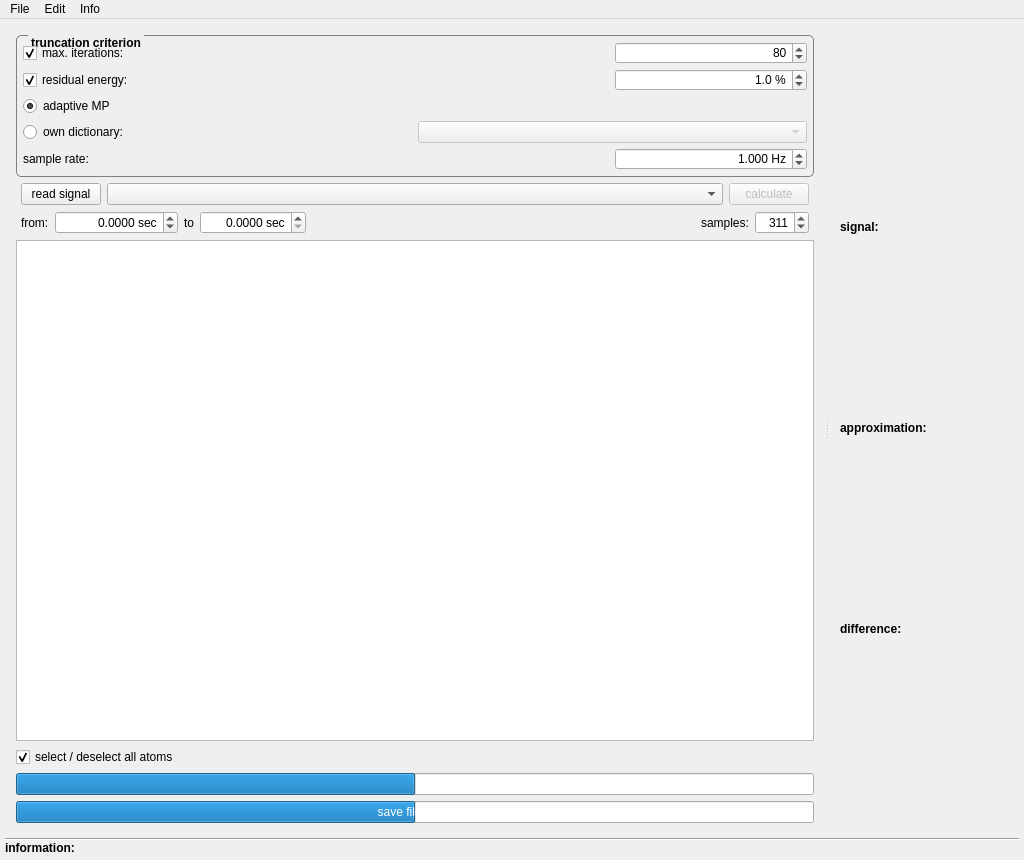
Qt form applications/mne_matching_pursuit/mainwindow.ui (mne-tools/mne-cpp) before a commit.
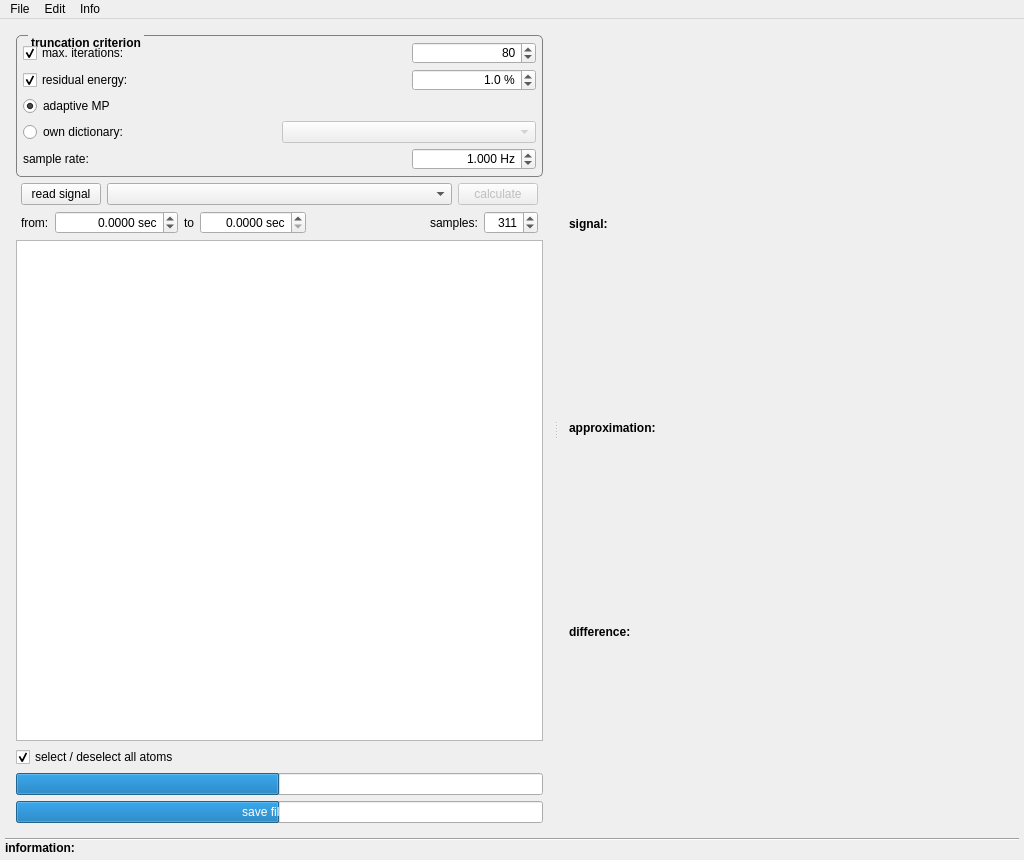
The same form after that commit. Icons and pictures are not drawn.

Diff of the .ui file:
```diff
--- a/applications/mne_matching_pursuit/mainwindow.ui
+++ b/applications/mne_matching_pursuit/mainwindow.ui
@@ -570,11 +570,8 @@
        </layout>
       </widget>
       <widget class="QWidget" name="layoutWidget">
-       <layout class="QVBoxLayout" name="l_Input">
-        <property name="spacing">
-         <number>0</number>
-        </property>
-        <item>
+       <layout class="QGridLayout" name="gridLayout">
+        <item row="0" column="0">
          <widget class="QLabel" name="lb_InputSignal">
           <property name="sizePolicy">
            <sizepolicy hsizetype="Expanding" vsizetype="Fixed">
@@ -602,41 +599,7 @@
           </property>
          </widget>
         </item>
-        <item>
-         <layout class="QVBoxLayout" name="l_Graph"/>
-        </item>
-        <item>
-         <widget class="QLabel" name="lb_AtomsSum">
-          <property name="sizePolicy">
-           <sizepolicy hsizetype="Preferred" vsizetype="Fixed">
-            <horstretch>0</horstretch>
-            <verstretch>0</verstretch>
-           </sizepolicy>
-          </property>
-          <property name="minimumSize">
-           <size>
-            <width>0</width>
-            <height>18</height>
-           </size>
-          </property>
-          <property name="font">
-           <font>
-            <weight>75</weight>
-            <bold>true</bold>
-           </font>
-          </property>
-          <property name="toolTip">
-           <string>&lt;html&gt;&lt;head/&gt;&lt;body&gt;&lt;p&gt;&lt;span style=&quot; font-weight:600;&quot;&gt;approximation&lt;/span&gt;&lt;/p&gt;&lt;p&gt;composition of all selected atoms &lt;/p&gt;&lt;/body&gt;&lt;/html&gt;</string>
-          </property>
-          <property name="text">
-           <string>approximation:</string>
-          </property>
-         </widget>
-        </item>
-        <item>
-         <layout class="QVBoxLayout" name="l_atoms"/>
-        </item>
-        <item>
+        <item row="4" column="0">
          <widget class="QLabel" name="lb_Res">
           <property name="sizePolicy">
            <sizepolicy hsizetype="Preferred" vsizetype="Fixed">
@@ -664,16 +627,200 @@
           </property>
          </widget>
         </item>
-        <item>
-         <layout class="QVBoxLayout" name="l_res"/>
+        <item row="2" column="0">
+         <widget class="QLabel" name="lb_AtomsSum">
+          <property name="sizePolicy">
+           <sizepolicy hsizetype="Preferred" vsizetype="Fixed">
+            <horstretch>0</horstretch>
+            <verstretch>0</verstretch>
+           </sizepolicy>
+          </property>
+          <property name="minimumSize">
+           <size>
+            <width>0</width>
+            <height>18</height>
+           </size>
+          </property>
+          <property name="font">
+           <font>
+            <weight>75</weight>
+            <bold>true</bold>
+           </font>
+          </property>
+          <property name="toolTip">
+           <string>&lt;html&gt;&lt;head/&gt;&lt;body&gt;&lt;p&gt;&lt;span style=&quot; font-weight:600;&quot;&gt;approximation&lt;/span&gt;&lt;/p&gt;&lt;p&gt;composition of all selected atoms &lt;/p&gt;&lt;/body&gt;&lt;/html&gt;</string>
+          </property>
+          <property name="text">
+           <string>approximation:</string>
+          </property>
+         </widget>
         </item>
-        <item>
+        <item row="4" column="2">
+         <widget class="QLabel" name="lb_residual_energy">
+          <property name="sizePolicy">
+           <sizepolicy hsizetype="Preferred" vsizetype="Preferred">
+            <horstretch>0</horstretch>
+            <verstretch>0</verstretch>
+           </sizepolicy>
+          </property>
+          <property name="minimumSize">
+           <size>
+            <width>45</width>
+            <height>0</height>
+           </size>
+          </property>
+          <property name="maximumSize">
+           <size>
+            <width>45</width>
+            <height>16777215</height>
+           </size>
+          </property>
+          <property name="text">
+           <string/>
+          </property>
+          <property name="alignment">
+           <set>Qt::AlignRight|Qt::AlignTrailing|Qt::AlignVCenter</set>
+          </property>
+         </widget>
+        </item>
+        <item row="0" column="2">
+         <widget class="QLabel" name="lb_signal_energy">
+          <property name="sizePolicy">
+           <sizepolicy hsizetype="Preferred" vsizetype="Preferred">
+            <horstretch>0</horstretch>
+            <verstretch>0</verstretch>
+           </sizepolicy>
+          </property>
+          <property name="minimumSize">
+           <size>
+            <width>45</width>
+            <height>0</height>
+           </size>
+          </property>
+          <property name="maximumSize">
+           <size>
+            <width>45</width>
+            <height>16777215</height>
+           </size>
+          </property>
+          <property name="text">
+           <string/>
+          </property>
+          <property name="alignment">
+           <set>Qt::AlignRight|Qt::AlignTrailing|Qt::AlignVCenter</set>
+          </property>
+         </widget>
+        </item>
+        <item row="2" column="2">
+         <widget class="QLabel" name="lb_approx_energy">
+          <property name="sizePolicy">
+           <sizepolicy hsizetype="Preferred" vsizetype="Preferred">
+            <horstretch>0</horstretch>
+            <verstretch>0</verstretch>
+           </sizepolicy>
+          </property>
+          <property name="minimumSize">
+           <size>
+            <width>45</width>
+            <height>0</height>
+           </size>
+          </property>
+          <property name="maximumSize">
+           <size>
+            <width>45</width>
+            <height>16777215</height>
+           </size>
+          </property>
+          <property name="text">
+           <string/>
+          </property>
+          <property name="alignment">
+           <set>Qt::AlignRight|Qt::AlignTrailing|Qt::AlignVCenter</set>
+          </property>
+         </widget>
+        </item>
+        <item row="2" column="1">
+         <widget class="QLabel" name="lb_approx_energy_text">
+          <property name="minimumSize">
+           <size>
+            <width>230</width>
+            <height>0</height>
+           </size>
+          </property>
+          <property name="maximumSize">
+           <size>
+            <width>230</width>
+            <height>16777215</height>
+           </size>
+          </property>
+          <property name="text">
+           <string/>
+          </property>
+          <property name="alignment">
+           <set>Qt::AlignRight|Qt::AlignTrailing|Qt::AlignVCenter</set>
+          </property>
+         </widget>
+        </item>
+        <item row="6" column="0" colspan="3">
          <layout class="QVBoxLayout" name="l_XAxis">
           <property name="bottomMargin">
            <number>0</number>
           </property>
          </layout>
         </item>
+        <item row="3" column="0" colspan="3">
+         <layout class="QVBoxLayout" name="l_atoms"/>
+        </item>
+        <item row="5" column="0" colspan="3">
+         <layout class="QVBoxLayout" name="l_res"/>
+        </item>
+        <item row="0" column="1">
+         <widget class="QLabel" name="lb_signal_energy_text">
+          <property name="minimumSize">
+           <size>
+            <width>230</width>
+            <height>0</height>
+           </size>
+          </property>
+          <property name="maximumSize">
+           <size>
+            <width>230</width>
+            <height>16777215</height>
+           </size>
+          </property>
+          <property name="text">
+           <string/>
+          </property>
+          <property name="alignment">
+           <set>Qt::AlignRight|Qt::AlignTrailing|Qt::AlignVCenter</set>
+          </property>
+         </widget>
+        </item>
+        <item row="1" column="0" colspan="3">
+         <layout class="QVBoxLayout" name="l_Graph"/>
+        </item>
+        <item row="4" column="1">
+         <widget class="QLabel" name="lb_residual_energy_text">
+          <property name="minimumSize">
+           <size>
+            <width>230</width>
+            <height>0</height>
+           </size>
+          </property>
+          <property name="maximumSize">
+           <size>
+            <width>230</width>
+            <height>16777215</height>
+           </size>
+          </property>
+          <property name="text">
+           <string/>
+          </property>
+          <property name="alignment">
+           <set>Qt::AlignRight|Qt::AlignTrailing|Qt::AlignVCenter</set>
+          </property>
+         </widget>
+        </item>
        </layout>
       </widget>
      </widget>
```
